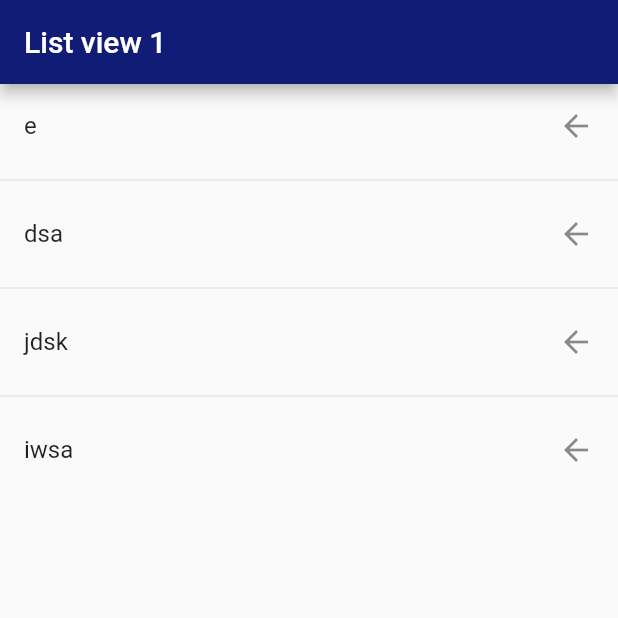
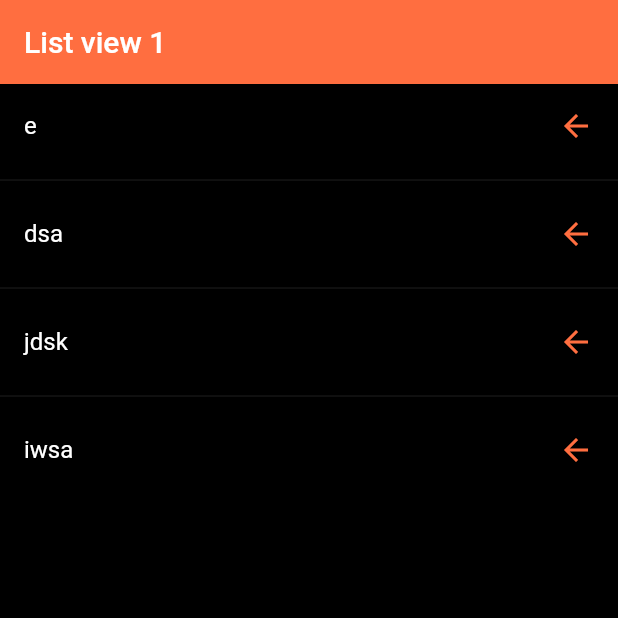
Before and after one commit to erickgalvanCCEO/Segunda-practica-flutter, a Flutter app: the screen it shows after launch, on a phone screen of 412 x 824 dp, the top half of it. Run offline on Flutter 3.47's test engine with Material 2 defaults, Android fonts, the phone set to English and light mode, and no system bars.

Commit message:
Cosmetic :lipstick: New app and background color

```diff
--- a/lib/main.dart
+++ b/lib/main.dart
@@ -1,5 +1,5 @@
-import 'package:componentes/screens/alert_screen.dart';
-import 'package:componentes/screens/list_view1.dart';
+import 'package:componentes/routes/app_routs.dart';
+import 'package:componentes/theme/app_theme.dart';
 import 'package:flutter/material.dart';
 
 void main() => runApp(const MyApp());
@@ -10,13 +10,10 @@ class MyApp extends StatelessWidget {
   @override
   Widget build(BuildContext context) {
     return MaterialApp(
-      debugShowCheckedModeBanner: false,
-      title: 'Material App',
-      initialRoute: 'view',
-      routes: {
-        'view': (BuildContext context) => const Listview1Screen(),
-        'alert': (BuildContext context) => const AlertScreen(),
-      },
-    );
+        debugShowCheckedModeBanner: false,
+        title: 'Material App',
+        initialRoute: AppRoutes.initialRoute,
+        routes: AppRoutes.routes,
+        theme: AppTheme.darkTheme);
   }
 }
--- /dev/null
+++ b/lib/routes/app_routs.dart
@@ -0,0 +1,12 @@
+import 'package:flutter/material.dart';
+
+import '../screens/screens.dart';
+
+class AppRoutes {
+  static const initialRoute = 'view';
+
+  static Map<String, Widget Function(BuildContext)> routes = {
+    'view': (BuildContext context) => const Listview1Screen(),
+    'alert': (BuildContext context) => const AlertScreen(),
+  };
+}
--- a/lib/screens/list_view1.dart
+++ b/lib/screens/list_view1.dart
@@ -1,4 +1,6 @@
 import 'dart:math';
+import 'package:componentes/theme/app_theme.dart';
+
 import 'screens.dart';
 import 'package:flutter/material.dart';
 
@@ -8,20 +10,22 @@ class Listview1Screen extends StatelessWidget {
 
   @override
   Widget build(BuildContext context) {
-    const mainColor = Color.fromARGB(255, 16, 28, 118);
+    const mainColor = Color.fromARGB(255, 16, 118, 60);
     return Scaffold(
       appBar: AppBar(
         title: const Text(
           'List view 1',
           textAlign: TextAlign.center,
         ),
-        backgroundColor: mainColor,
       ),
       body: ListView.separated(
         itemCount: lista.length,
         itemBuilder: (context, index) => ListTile(
           title: Text(lista[index]),
-          trailing: const Icon(Icons.arrow_back),
+          trailing: const Icon(
+            Icons.arrow_back,
+            color: AppTheme.primary,
+          ),
           onTap: () {
             Navigator.pushNamed(context, 'alert');
           },
--- /dev/null
+++ b/lib/theme/app_theme.dart
@@ -0,0 +1,9 @@
+import 'package:flutter/material.dart';
+
+class AppTheme {
+  static const Color primary = Colors.deepOrangeAccent;
+  static final ThemeData darkTheme = ThemeData.dark().copyWith(
+      primaryColor: Colors.blueAccent,
+      appBarTheme: const AppBarTheme(color: primary),
+      scaffoldBackgroundColor: Colors.black);
+}
```
